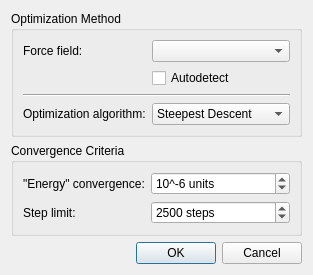
Qt form avogadro/qtplugins/forcefield/forcefielddialog.ui (OpenChemistry/avogadrolibs) before a commit.
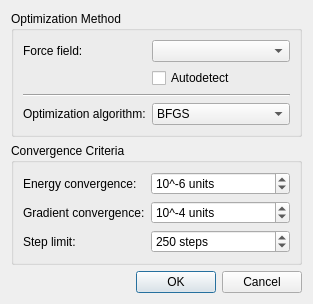
The same form after that commit.

Commit message: More cleanups, including a manager class to filter methods

Patch:
```diff
--- a/avogadro/qtplugins/forcefield/forcefielddialog.ui
+++ b/avogadro/qtplugins/forcefield/forcefielddialog.ui
@@ -6,7 +6,7 @@
    <rect>
     <x>0</x>
     <y>0</y>
-    <width>357</width>
+    <width>365</width>
     <height>295</height>
    </rect>
   </property>
@@ -42,11 +42,11 @@
       <item row="0" column="0">
        <widget class="QLabel" name="label_2">
         <property name="text">
-         <string>&quot;Energy&quot; convergence:</string>
+         <string>Energy convergence:</string>
         </property>
        </widget>
       </item>
-      <item row="1" column="0">
+      <item row="2" column="0">
        <widget class="QLabel" name="label_5">
         <property name="text">
          <string>Step limit:</string>
@@ -72,7 +72,7 @@
         </property>
        </widget>
       </item>
-      <item row="1" column="1">
+      <item row="2" column="1">
        <widget class="QSpinBox" name="stepLimit">
         <property name="suffix">
          <string> steps</string>
@@ -84,10 +84,36 @@
          <number>100000</number>
         </property>
         <property name="singleStep">
+         <number>50</number>
+        </property>
+        <property name="value">
          <number>250</number>
         </property>
+       </widget>
+      </item>
+      <item row="1" column="0">
+       <widget class="QLabel" name="label_4">
+        <property name="text">
+         <string>Gradient convergence:</string>
+        </property>
+       </widget>
+      </item>
+      <item row="1" column="1">
+       <widget class="QSpinBox" name="gradConv">
+        <property name="suffix">
+         <string> units</string>
+        </property>
+        <property name="prefix">
+         <string>10^</string>
+        </property>
+        <property name="minimum">
+         <number>-10</number>
+        </property>
+        <property name="maximum">
+         <number>-1</number>
+        </property>
         <property name="value">
-         <number>2500</number>
+         <number>-4</number>
         </property>
        </widget>
       </item>
@@ -133,16 +159,19 @@
       </item>
       <item row="3" column="1">
        <widget class="QComboBox" name="algorithm">
-        <item>
-         <property name="text">
-          <string>Steepest Descent</string>
-         </property>
-        </item>
+        <property name="currentIndex">
+         <number>1</number>
+        </property>
         <item>
          <property name="text">
           <string>Conjugate Gradient</string>
          </property>
         </item>
+        <item>
+         <property name="text">
+          <string>BFGS</string>
+         </property>
+        </item>
        </widget>
       </item>
      </layout>
```
Left out of the diff: 8 changed lines with no effect on the pictures. The commit also changes 10 other files.
